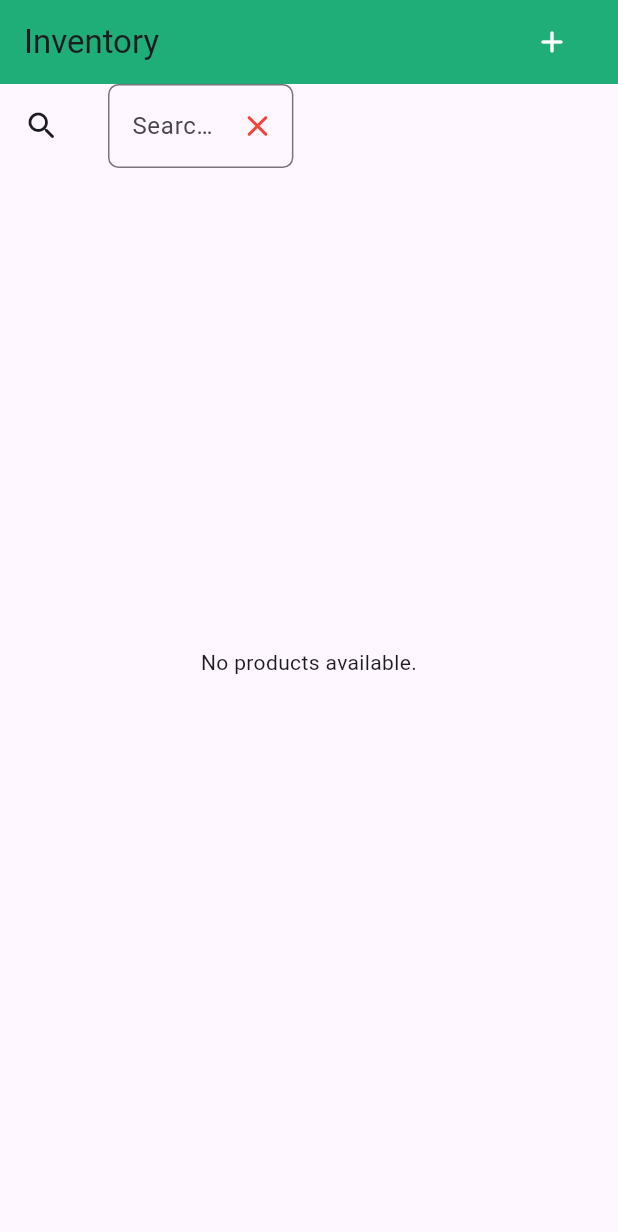
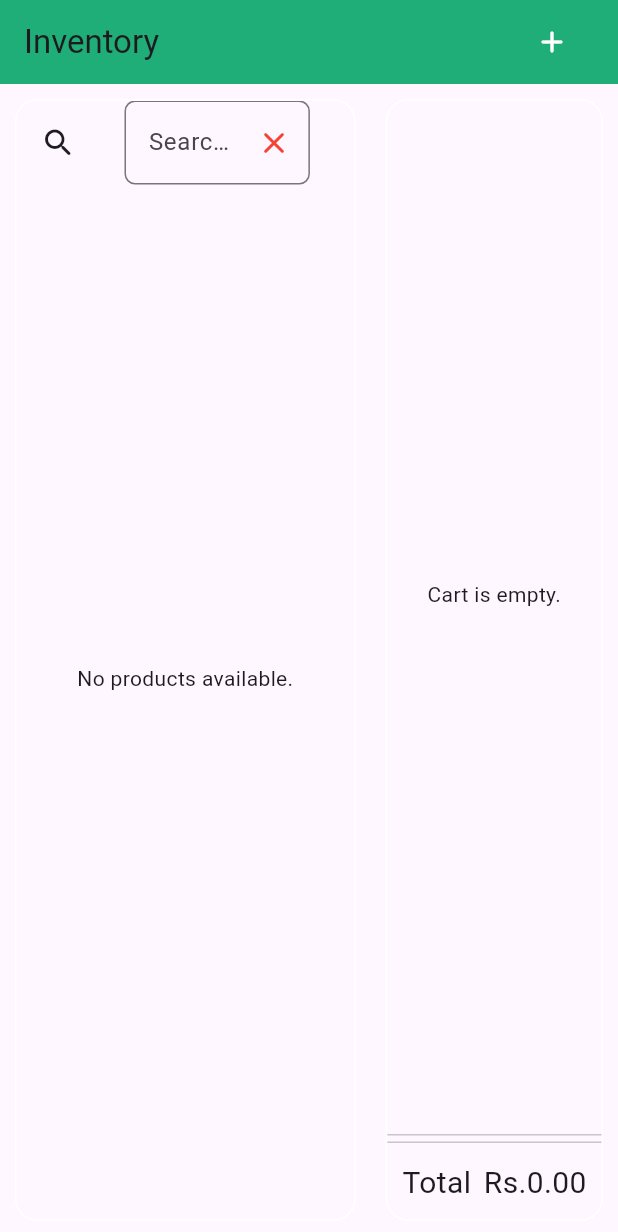
Before and after one commit to CharithAzkaban/kandy_hotel, a Flutter app: the InventoryScreen screen opened by its route, on a phone screen of 412 x 824 dp. Shown: the top 1232 px of the screen. Run offline on Flutter 3.47's test engine with Material 3 defaults, Android fonts, the phone set to English and light mode, and no system bars; our stand-ins replace easy_debounce, flutter_easyloading, go_router, hexcolor, hive, hive_flutter and 2 more; missing offline and left inert: auto_updater, local_notifier, material_color_generator, window_manager; accounts and stored records are empty.

Commit message:
01 Oct 2024

```diff
--- a/lib/features/inventory/inventory_screen.dart
+++ b/lib/features/inventory/inventory_screen.dart
@@ -1,7 +1,9 @@
 import 'package:flutter/material.dart';
 import 'package:kandy_hotel/features/inventory/widgets/product_form.dart';
 import 'package:kandy_hotel/features/inventory/widgets/product_item.dart';
+import 'package:kandy_hotel/features/inventory/widgets/sale_item.dart';
 import 'package:kandy_hotel/providers/product_provider.dart';
+import 'package:kandy_hotel/providers/sale_provider.dart';
 import 'package:kandy_hotel/utils/actions.dart';
 import 'package:kandy_hotel/utils/attributes.dart';
 import 'package:kandy_hotel/utils/constants.dart';
@@ -26,6 +28,8 @@ class InventoryScreen extends StatefulWidget {
 class _InventoryScreenState extends State<InventoryScreen> {
   late final ProductProvider _productProvider;
   final _searchController = TextEditingController();
+  final _scrollController1 = ScrollController();
+  final _scrollController2 = ScrollController();
 
   @override
   void initState() {
@@ -56,9 +60,22 @@ class _InventoryScreenState extends State<InventoryScreen> {
             ),
           ],
         ),
-        body: CustomScrollView(
+        body: Row(
+          children: [
+            Expanded(
+              flex: 3,
+              child: Padding(
+                padding: const EdgeInsets.all(10.0),
+                child: Container(
+                  decoration: BoxDecoration(
+                    border: Border.all(color: white),
+                    borderRadius: BorderRadius.circular(15.0),
+                  ),
+                  child: CustomScrollView(
+                    controller: _scrollController1,
                     slivers: [
                       SliverAppBar(
+                        shape: rrBorder(15.0),
                         pinned: true,
                         leading: const Icon(Icons.search_rounded),
                         title: Padding(
@@ -113,6 +130,73 @@ class _InventoryScreenState extends State<InventoryScreen> {
                       ),
                     ],
                   ),
+                ),
+              ),
+            ),
+            Expanded(
+              flex: 2,
+              child: Padding(
+                padding: const EdgeInsets.all(10.0),
+                child: Container(
+                  decoration: BoxDecoration(
+                    border: Border.all(color: white),
+                    borderRadius: BorderRadius.circular(15.0),
+                  ),
+                  child: Column(
+                    children: [
+                      Expanded(
+                        child: CustomScrollView(
+                          controller: _scrollController2,
+                          slivers: [
+                            Consumer<SaleProvider>(
+                              builder: (context, saleData, _) {
+                                final saleItems = saleData.saleItems;
+                                return saleItems.isNotEmpty
+                                    ? SliverList.separated(
+                                        itemBuilder: (context, index) => SaleItem(saleItems[index]),
+                                        separatorBuilder: (context, index) => const Divider(),
+                                        itemCount: saleItems.length,
+                                      )
+                                    : SliverToBoxAdapter(
+                                        child: SizedBox(
+                                          height: dHeight(context) * 0.8,
+                                          child: const Center(
+                                            child: VaaruText('Cart is empty.'),
+                                          ),
+                                        ),
+                                      );
+                              },
+                            ),
+                          ],
+                        ),
+                      ),
+                      const Divider(height: 5.0),
+                      const Divider(height: 5.0),
+                      Consumer<SaleProvider>(builder: (context, saleData, _) {
+                        return Padding(
+                          padding: const EdgeInsets.all(10.0),
+                          child: Row(
+                            mainAxisAlignment: MainAxisAlignment.spaceBetween,
+                            children: [
+                              const VaaruText(
+                                'Total',
+                                size: 20.0,
+                              ),
+                              VaaruText(
+                                price(saleData.total),
+                                size: 20.0,
+                              ),
+                            ],
+                          ),
+                        );
+                      }),
+                    ],
+                  ),
+                ),
+              ),
+            ),
+          ],
+        ),
       );
 
   void _addProduct(BuildContext context) async {
--- a/lib/main.dart
+++ b/lib/main.dart
@@ -3,8 +3,9 @@ import 'package:flutter_easyloading/flutter_easyloading.dart';
 import 'package:hive_flutter/hive_flutter.dart';
 import 'package:kandy_hotel/models/product.dart';
 import 'package:kandy_hotel/models/sale.dart';
-import 'package:kandy_hotel/models/sale_item.dart';
+import 'package:kandy_hotel/models/sale_product.dart';
 import 'package:kandy_hotel/providers/product_provider.dart';
+import 'package:kandy_hotel/providers/sale_provider.dart';
 import 'package:local_notifier/local_notifier.dart';
 import 'package:material_color_generator/material_color_generator.dart';
 import 'package:provider/provider.dart';
@@ -39,6 +40,7 @@ void main() async {
       providers: [
         ChangeNotifierProvider(create: (_) => AuthProvider()),
         ChangeNotifierProvider(create: (_) => ProductProvider()),
+        ChangeNotifierProvider(create: (_) => SaleProvider()),
       ],
       child: const Main(),
     ),
@@ -49,7 +51,7 @@ void _initDatabase() async {
   await Hive.initFlutter();
   Hive.registerAdapter(ProductAdapter());
   Hive.registerAdapter(SaleAdapter());
-  Hive.registerAdapter(SaleItemAdapter());
+  Hive.registerAdapter(SaleProductAdapter());
 }
 
 class Main extends StatelessWidget {
--- a/lib/models/sale.dart
+++ b/lib/models/sale.dart
@@ -1,5 +1,5 @@
 import 'package:hive/hive.dart';
-import 'package:kandy_hotel/models/sale_item.dart';
+import 'package:kandy_hotel/models/sale_product.dart';
 
 part 'sale.g.dart';
 
@@ -9,7 +9,7 @@ class Sale extends HiveObject {
   final String id;
 
   @HiveField(1)
-  final List<SaleItem> products;
+  final List<SaleProduct> products;
 
   @HiveField(2)
   double discount;
--- a/lib/models/sale_item.dart
+++ b/lib/models/sale_product.dart
@@ -1,22 +1,22 @@
 import 'package:hive/hive.dart';
 import 'package:kandy_hotel/models/product.dart';
 
-part 'sale_item.g.dart';
+part 'sale_product.g.dart';
 
 @HiveType(typeId: 1)
-class SaleItem extends HiveObject {
+class SaleProduct extends HiveObject {
   @HiveField(0)
   final Product product;
 
   @HiveField(1)
   double quantity;
 
-  SaleItem({
+  SaleProduct({
     required this.product,
     required this.quantity,
   });
 
-  SaleItem setQuantity(double mQuantity){
+  SaleProduct setQuantity(double mQuantity){
     quantity = mQuantity;
     return this;
   }
--- /dev/null
+++ b/lib/providers/sale_provider.dart
@@ -0,0 +1,32 @@
+import 'package:flutter/material.dart';
+import 'package:kandy_hotel/models/product.dart';
+import 'package:kandy_hotel/models/sale_product.dart';
+
+class SaleProvider extends ChangeNotifier {
+  final _saleItems = <SaleProduct>[];
+  var _total = 0.0;
+
+  List<SaleProduct> get saleItems => _saleItems;
+  double get total => _total;
+
+  void addSaleItem(Product product) {
+    final existingIndex = _saleItems.indexWhere((element) => element.product.id == product.id);
+    if (existingIndex != -1) {
+      final existingProduct = _saleItems.removeAt(existingIndex);
+      _saleItems.insert(existingIndex, existingProduct.setQuantity(existingProduct.quantity + 1));
+    } else {
+      _saleItems.add(SaleProduct(product: product, quantity: 1));
+    }
+    _total = _saleItems.fold(0.0, (sum, item) => sum + item.product.sellingPrice * item.quantity);
+    notifyListeners();
+  }
+
+  void removeSaleItem(String productId) {
+    final existingIndex = _saleItems.indexWhere((element) => element.product.id == productId);
+    final existingProduct = _saleItems.removeAt(existingIndex);
+    final newQuantity = existingProduct.quantity - 1;
+    if (newQuantity > 0) _saleItems.insert(existingIndex, existingProduct.setQuantity(newQuantity));
+    _total = _saleItems.isNotEmpty ? _saleItems.fold(0.0, (sum, item) => sum + item.product.sellingPrice * item.quantity) : 0.0;
+    notifyListeners();
+  }
+}
--- a/lib/widgets/vaaru_menu.dart
+++ b/lib/widgets/vaaru_menu.dart
@@ -32,7 +32,7 @@ class VaaruMenu<T> extends StatelessWidget {
                   child: ListTile(
                     title: VaaruText(
                       item.label,
-                      color: item.color,
+                      color: item.enabled ? item.color: grey,
                       align: TextAlign.left,
                     ),
                     subtitle: item.subLabel != null
```
Also changed, not shown: lib/features/inventory/widgets/product_item.dart (+19 -1 lines), lib/features/inventory/widgets/sale_item.dart (added, +50 -0 lines), lib/models/sale.g.dart, lib/models/sale_product.g.dart. Lines whose indentation alone changed are shown as unchanged.
